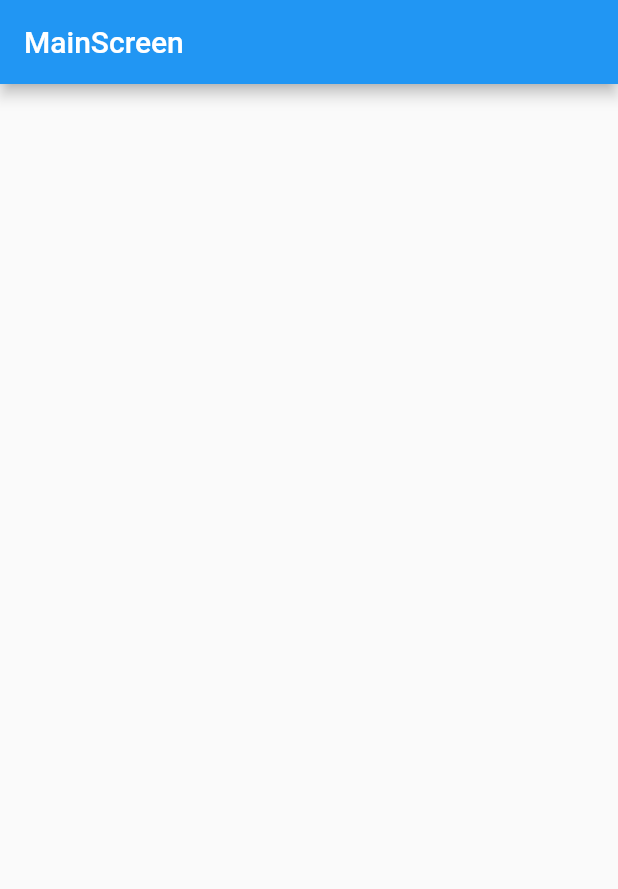
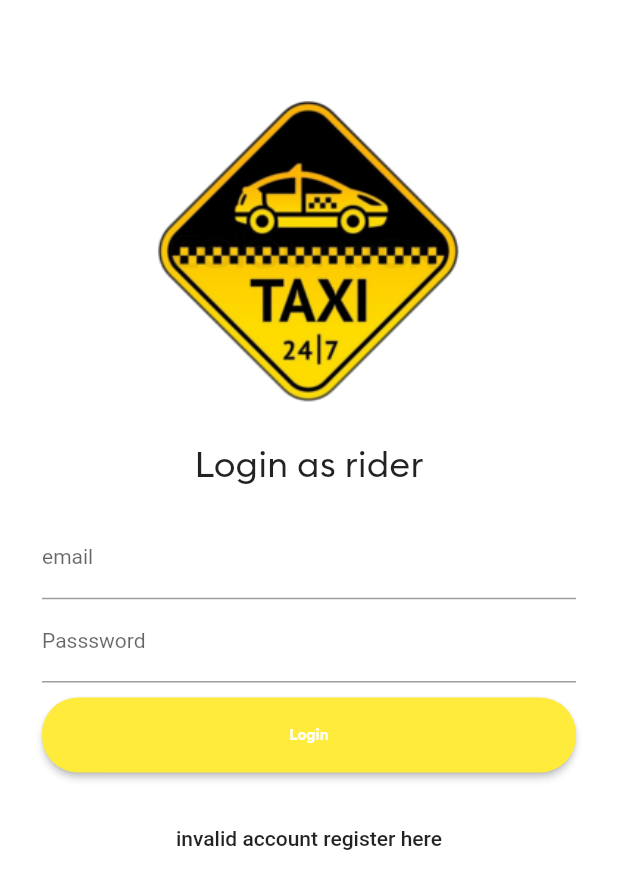
Before and after one commit to ultramegagood/fluttercar, a Flutter app: the screen it shows after launch, on a phone screen of 412 x 824 dp. Shown: the top 889 px of the screen. Run offline on Flutter 3.47's test engine with Material 2 defaults, Android fonts, the phone set to English and light mode, and no system bars.

Commit message:
Created the loginScreen.dart

```diff
--- /dev/null
+++ b/lib/AllScreens/loginScreen.dart
@@ -0,0 +1,98 @@
+import 'package:flutter/material.dart';
+class LoginScreen extends StatelessWidget {
+  @override
+  Widget build(BuildContext context) {
+    return Scaffold(
+      backgroundColor: Colors.white,
+      body: SingleChildScrollView(
+        child: Padding(
+          padding:  EdgeInsets.all(8.0),
+          child: Column(
+            children: [
+              SizedBox(height: 35.0,),
+              Image(image: AssetImage("images/logo.png"),
+              width:390.0,
+              height:250.0 ,
+              alignment: Alignment.center,),
+              SizedBox(height: 1.0,),
+              Text(
+                "Login as rider",
+                style: TextStyle(fontSize: 24.0, fontFamily: "Brand-Regular"),
+                textAlign: TextAlign.center
+              ),
+
+              Padding(padding: EdgeInsets.all(20.0),
+              child: Column(
+                children: [
+                  SizedBox(height: 1.0,),
+                  TextField(
+                    keyboardType: TextInputType.emailAddress,
+                    decoration: InputDecoration(
+                      labelText: "email",
+                      labelStyle: TextStyle(
+                        fontSize: 14.0,
+                      ),
+                      hintStyle:TextStyle(
+                        color: Colors.grey,
+                        fontSize: 10.0,
+                      ),
+                    ),
+                    style: TextStyle(fontSize: 14.0),
+                  ),
+                SizedBox(height: 1.0,),
+                TextField(
+                  obscureText:true ,
+                  decoration: InputDecoration(
+                    labelText: "Passsword",
+                    labelStyle: TextStyle(
+                      fontSize: 14.0,
+                    ),
+                    hintStyle:TextStyle(
+                      color: Colors.grey,
+                      fontSize: 10.0,
+                    ),
+                  ),
+                  style: TextStyle(fontSize: 14.0),
+                ),
+
+                SizedBox(height: 10.0,),
+                RaisedButton(
+                  color:Colors.yellow,
+                  textColor: Colors.white,
+                  child: Container(
+                    height: 50.0,
+                    child: Center(
+                      child: Text(
+                        "Login",
+                        style: TextStyle(fontSize: 10.0,fontFamily: "Brand Bold"),
+
+                      ),
+                    ),
+                  ),
+                  shape: new RoundedRectangleBorder(
+                    borderRadius: new BorderRadius.circular(24.0),
+                  ),
+                  onPressed: (){
+                    print("Logged In Button");
+                  },
+                )
+
+                ],
+              ),
+              ),
+
+              FlatButton(
+                onPressed:(){
+                  print("clicked");
+                },
+                child: Text(
+                  "invalid account register here",
+                ),
+              ),
+            ],
+          ),
+        ),
+      ),
+    );
+  }
+}
--- a/lib/main.dart
+++ b/lib/main.dart
@@ -1,3 +1,4 @@
+import 'package:firstproject/AllScreens/loginScreen.dart';
 import 'package:firstproject/AllScreens/mainscreen.dart';
 import 'package:flutter/material.dart';
 
@@ -10,12 +11,13 @@
   @override
   Widget build(BuildContext context) {
     return MaterialApp(
-      title: 'Flutter Demo',
+      title: 'Gachi Taxi',
       theme: ThemeData(
+        fontFamily: "Brand Bolt",
 
         primarySwatch: Colors.blue,
       ),
-      home: MainScreen(),
+      home: LoginScreen(),
       debugShowCheckedModeBanner: false,
     );
   }
--- a/pubspec.yaml
+++ b/pubspec.yaml
@@ -80,7 +80,7 @@
     - family: Brand-Regular
       fonts:
         - asset: fonts/bolt-regular.ttf
-    - family: Brand Bolt
+    - family: Brand Bold
       fonts:
         - asset: fonts/bolt-semibold.ttf
   #         style: italic
```
